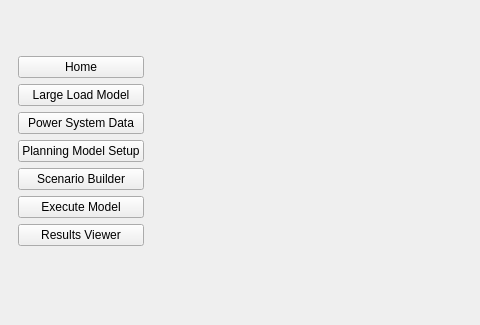
The window that quest_planning/ui/forms/main_window/main_window.ui (sandialabs/quest_planning) describes before a commit, drawn with Qt 5; both pictures show x 0 to 480 and y 0 to 325 of the 1118 by 928 pixel window.
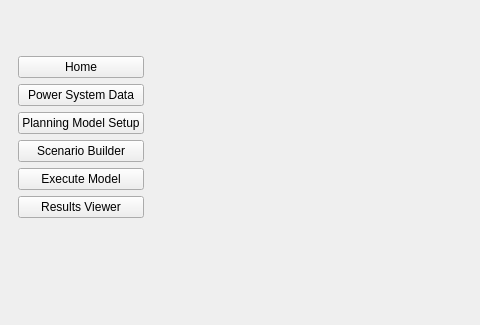
The same window after the commit. The open tabs and pages were chosen to show the change.

Patch:
```diff
--- a/quest_planning/ui/forms/main_window/main_window.ui
+++ b/quest_planning/ui/forms/main_window/main_window.ui
@@ -50,13 +50,6 @@
          </property>
         </widget>
        </item>
-       <item>
-        <widget class="QPushButton" name="btn_large_load">
-         <property name="text">
-          <string>Large Load Model</string>
-         </property>
-        </widget>
-       </item>
        <item>
         <widget class="QPushButton" name="btn_power_system">
          <property name="text">
```
Left out of the diff: 4 changed lines with no effect on the pictures.
